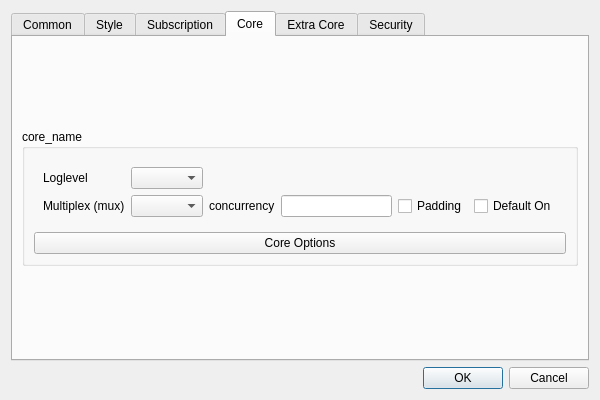
Old version of the form src/ui/dialog_basic_settings.ui in the repository Ogstra/proxor.
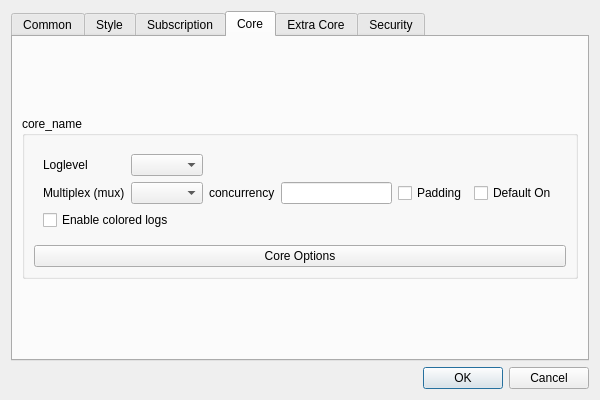
New version of the form. The open tabs and pages were chosen to show the change. Custom widgets are drawn as their Qt base class.

Patch:
```diff
--- a/src/ui/dialog_basic_settings.ui
+++ b/src/ui/dialog_basic_settings.ui
@@ -620,6 +620,13 @@
                </item>
               </layout>
              </item>
+             <item row="2" column="0" colspan="2">
+              <widget class="QCheckBox" name="core_enable_color">
+               <property name="text">
+                <string>Enable colored logs</string>
+               </property>
+              </widget>
+             </item>
             </layout>
            </widget>
           </item>
```
